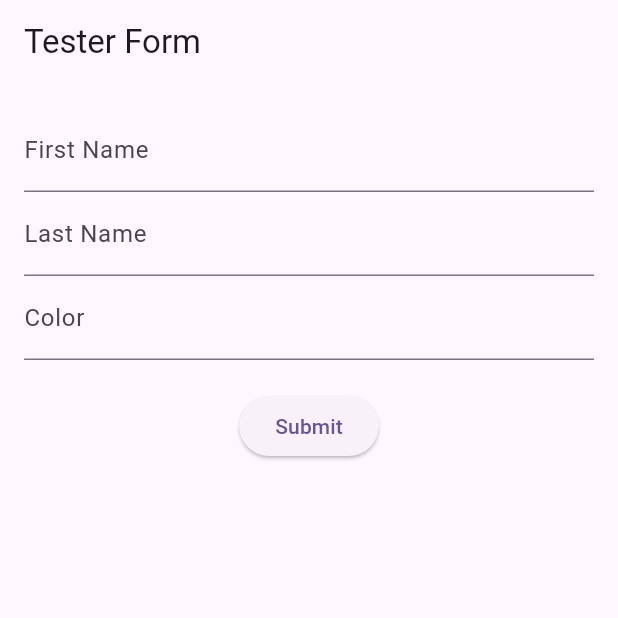
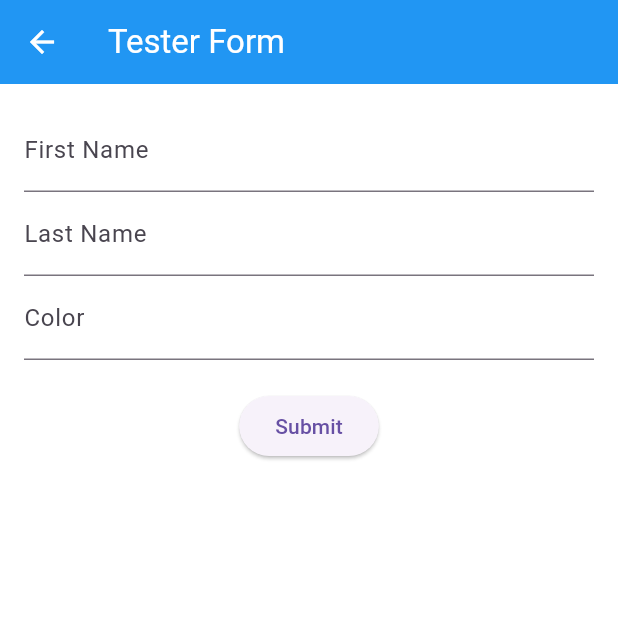
Before and after one commit to Debugger3000/Vivo, a Flutter app: the TesterFormPage screen opened directly, on a phone screen of 412 x 824 dp, the top half of it. Run offline on Flutter 3.47's test engine with Material 3 defaults, Android fonts, the phone set to English and light mode, and no system bars; our stand-ins replace flutter_dotenv, supabase_flutter; missing offline and left inert: supabase_auth_ui; accounts and stored records are empty.

```diff
--- a/client/vivo_front/lib/tester.dart
+++ b/client/vivo_front/lib/tester.dart
@@ -3,6 +3,8 @@ import 'package:http/http.dart' as http;
 import 'dart:convert';
 
 class TesterFormPage extends StatefulWidget {
+  const TesterFormPage({super.key});
+
   @override
   _TesterFormPageState createState() => _TesterFormPageState();
 }
--- /dev/null
+++ b/client/vivo_front/lib/theme/app_styles.dart
@@ -0,0 +1,26 @@
+
+
+
+import 'package:flutter/material.dart';
+
+class AppStyles {
+  // Colors
+  static const Color primaryColor = Colors.blue;
+  static const Color secondaryColor = Colors.orange;
+
+  // Padding
+  static const EdgeInsets defaultPadding = EdgeInsets.all(16.0);
+  static const EdgeInsets smallPadding = EdgeInsets.symmetric(horizontal: 8.0);
+
+  // Text Styles
+  static const TextStyle headingMedium = TextStyle(
+    fontSize: 24,
+    fontWeight: FontWeight.bold,
+    color: Color.fromARGB(255, 37, 37, 37),
+  );
+
+  static const TextStyle bodyMedium = TextStyle(
+    fontSize: 16,
+    color: Colors.black87,
+  );
+}
--- /dev/null
+++ b/client/vivo_front/lib/theme/app_theme.dart
@@ -0,0 +1,28 @@
+
+
+
+
+// lib/app_theme.dart
+import 'package:flutter/material.dart';
+import 'app_styles.dart'; // Import your styles constants
+
+class AppTheme {
+  static ThemeData lightTheme = ThemeData(
+    primaryColor: AppStyles.primaryColor,
+    scaffoldBackgroundColor: Colors.white,
+    textTheme: const TextTheme(
+      bodyMedium: AppStyles.bodyMedium,
+      headlineMedium: AppStyles.headingMedium,
+      // headline1: AppStyles.heading,
+      // bodyText1: AppStyles.body,
+    ),
+    appBarTheme: const AppBarTheme(
+      backgroundColor: AppStyles.primaryColor,
+      foregroundColor: Colors.white,
+    ),
+    buttonTheme: const ButtonThemeData(
+      buttonColor: AppStyles.secondaryColor,
+      textTheme: ButtonTextTheme.primary,
+    ),
+  );
+}
--- a/client/vivo_front/pubspec.yaml
+++ b/client/vivo_front/pubspec.yaml
@@ -31,10 +31,12 @@ dependencies:
   flutter:
     sdk: flutter
   http: ^1.1.0
+  flutter_dotenv: ^5.1.1 # check for latest version
 
   # The following adds the Cupertino Icons font to your application.
   # Use with the CupertinoIcons class for iOS style icons.
   cupertino_icons: ^1.0.8
+  supabase_auth_ui: ^0.5.5
 
 dev_dependencies:
   flutter_test:
```
Also changed, not shown: client/vivo_front/lib/main.dart (+15 -5 lines), client/vivo_front/lib/pages/login_register/login.dart (added, +54 -0 lines), client/vivo_front/pubspec.lock, 1 other file.
